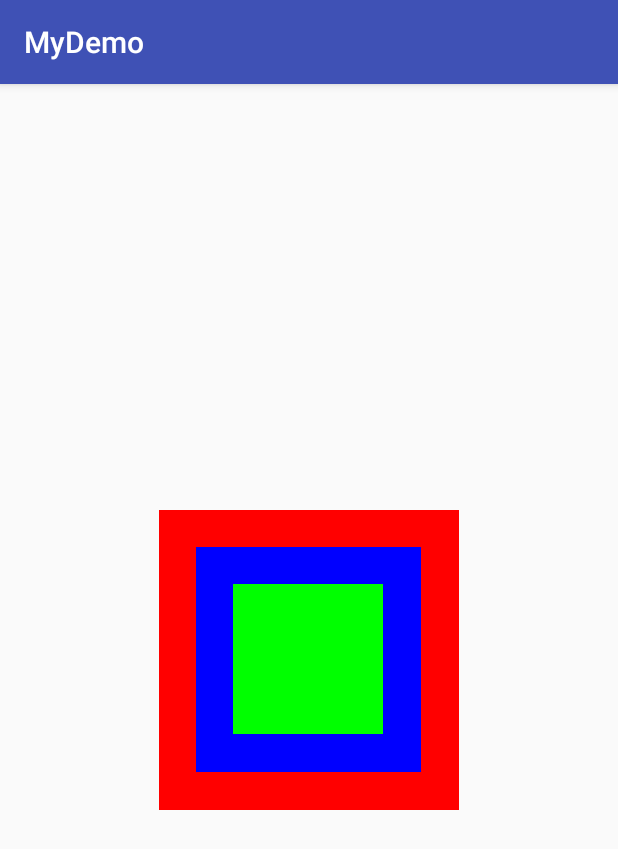
After one commit to jackLiJD/project, an Android app: the HandTouchAct screen opened directly, with no data from a screen before it, on a phone screen of 412 x 824 dp. The commit adds this screen. Shown: the top 849 px of the screen. Run offline under Robolectric (Android 15) with nearby library versions, the light colour scheme and no system bars; our stand-ins replace ButterKnife.

```diff
--- /dev/null
+++ b/app/src/main/java/com/example/lijinduo/mydemo/hand/HandTouchAct.java
@@ -0,0 +1,56 @@
+package com.example.lijinduo.mydemo.hand;
+
+import android.os.Bundle;
+import android.support.annotation.Nullable;
+import android.view.View;
+import android.widget.LinearLayout;
+import android.widget.Toast;
+
+import com.example.lijinduo.mydemo.BaseActivity;
+import com.example.lijinduo.mydemo.R;
+import com.example.lijinduo.mydemo.tool.AppTool;
+
+import butterknife.BindView;
+import butterknife.ButterKnife;
+import butterknife.OnClick;
+
+/**
+ * 版权：XXX公司 版权所有
+ * 作者：lijinduo
+ * 版本：2.0
+ * 创建日期：2017/8/30
+ * 描述：(重构)
+ * 修订历史：
+ * 参考链接：
+ */
+public class HandTouchAct extends BaseActivity {
+    @BindView(R.id.in_lin)
+    InLin inLin;
+    @BindView(R.id.middle_lin)
+    MiddleLin middleLin;
+    @BindView(R.id.out_lin)
+    OutLin outLin;
+
+    @Override
+    protected void onCreate(@Nullable Bundle savedInstanceState) {
+        super.onCreate(savedInstanceState);
+        setContentView(R.layout.act_handtouch);
+        ButterKnife.bind(this);
+    }
+
+
+    @OnClick({R.id.in_lin, R.id.middle_lin, R.id.out_lin})
+    public void onViewClicked(View view) {
+        switch (view.getId()) {
+            case R.id.in_lin:
+                AppTool.log("in");
+                break;
+            case R.id.middle_lin:
+                AppTool.log("middle");
+                break;
+            case R.id.out_lin:
+                AppTool.log("out");
+                break;
+        }
+    }
+}
--- /dev/null
+++ b/app/src/main/java/com/example/lijinduo/mydemo/hand/InLin.java
@@ -0,0 +1,39 @@
+package com.example.lijinduo.mydemo.hand;
+
+import android.content.Context;
+import android.support.annotation.Nullable;
+import android.util.AttributeSet;
+import android.util.Log;
+import android.view.MotionEvent;
+import android.widget.LinearLayout;
+
+/**
+ * 版权：XXX公司 版权所有
+ * 作者：lijinduo
+ * 版本：2.0
+ * 创建日期：2017/8/30
+ * 描述：(重构)
+ * 修订历史：
+ * 参考链接：
+ */
+public class InLin extends LinearLayout {
+    public InLin(Context context) {
+        super(context);
+    }
+
+    public InLin(Context context, @Nullable AttributeSet attrs) {
+        super(context, attrs);
+    }
+
+    //是否消费事件 如果为false 把事件返回给父布局
+//    @Override
+//    public boolean onTouchEvent(MotionEvent event) {
+//        Log.d("onTouchEvent", "onTouchEvent: here");
+//        //执行父类的方法 如点击事件onclick效果
+//        return super.onTouchEvent(event);
+//        //消费监听／
+////        return true;
+//        //事件不消费返回给父布局
+////        return false;
+//    }
+}
--- /dev/null
+++ b/app/src/main/java/com/example/lijinduo/mydemo/hand/MiddleLin.java
@@ -0,0 +1,58 @@
+package com.example.lijinduo.mydemo.hand;
+
+import android.content.Context;
+import android.support.annotation.Nullable;
+import android.util.AttributeSet;
+import android.util.Log;
+import android.view.MotionEvent;
+import android.widget.LinearLayout;
+
+/**
+ * 版权：XXX公司 版权所有
+ * 作者：lijinduo
+ * 版本：2.0
+ * 创建日期：2017/8/30
+ * 描述：(重构)
+ * 修订历史：
+ * 参考链接：
+ */
+public class MiddleLin extends LinearLayout {
+    public MiddleLin(Context context) {
+        super(context);
+    }
+
+    public MiddleLin(Context context, @Nullable AttributeSet attrs) {
+        super(context, attrs);
+    }
+
+    //是否消费事件 如果为false 把事件返回给父布局
+//    @Override
+//    public boolean onTouchEvent(MotionEvent event) {
+//        super.onTouchEvent(event);
+//        Log.d("onTouchEvent", "onTouchEvent: here11111");
+//        //执行父类的方法 如点击事件onclick效果
+////        return super.onTouchEvent(event);
+//        //消费监听
+////        return true;
+//        //事件不消费返回给父布局
+//        return true;
+//    }
+////
+////
+    //    @Override
+//    public boolean onInterceptTouchEvent(MotionEvent ev) {
+//        super.onInterceptTouchEvent(ev);
+////        return super.onInterceptTouchEvent(ev);
+////        true表示拦截  fale 表示向下传递
+//        return false;
+//    }
+
+//    @Override
+//    public boolean dispatchTouchEvent(MotionEvent ev) {
+//        super.dispatchTouchEvent(ev);
+////        return super.dispatchTouchEvent(ev);
+//        //true 是向内部执行
+//        //false 是向父容器传递事件
+//        return false;
+//    }
+}
--- /dev/null
+++ b/app/src/main/java/com/example/lijinduo/mydemo/hand/OutLin.java
@@ -0,0 +1,50 @@
+package com.example.lijinduo.mydemo.hand;
+
+import android.content.Context;
+import android.support.annotation.Nullable;
+import android.util.AttributeSet;
+import android.view.MotionEvent;
+import android.widget.LinearLayout;
+
+/**
+ * 版权：XXX公司 版权所有
+ * 作者：lijinduo
+ * 版本：2.0
+ * 创建日期：2017/8/30
+ * 描述：(重构)
+ * 修订历史：
+ * 参考链接：
+ */
+public class OutLin extends LinearLayout {
+    public OutLin(Context context) {
+        super(context);
+    }
+
+    public OutLin(Context context, @Nullable AttributeSet attrs) {
+        super(context, attrs);
+    }
+
+//    @Override
+//    public boolean onTouchEvent(MotionEvent event) {
+////        return super.onTouchEvent(event);
+//        return false;
+//    }
+
+
+    //    @Override
+//    public boolean onInterceptTouchEvent(MotionEvent ev) {
+////        return super.onInterceptTouchEvent(ev);
+//        return false;
+//    }
+
+
+
+
+
+
+
+
+
+
+
+}
--- /dev/null
+++ b/app/src/main/res/layout/act_handtouch.xml
@@ -0,0 +1,33 @@
+<?xml version="1.0" encoding="utf-8"?>
+<LinearLayout xmlns:android="http://schemas.android.com/apk/res/android"
+    android:orientation="vertical" android:layout_width="match_parent"
+    android:gravity="center"
+    android:layout_height="match_parent">
+
+
+
+    <com.example.lijinduo.mydemo.hand.OutLin
+        android:gravity="center"
+        android:background="#ff0000"
+        android:id="@+id/out_lin"
+        android:layout_width="200dp"
+        android:layout_height="200dp">
+        <com.example.lijinduo.mydemo.hand.MiddleLin
+            android:gravity="center"
+            android:id="@+id/middle_lin"
+            android:background="#0000ff"
+            android:layout_gravity="center"
+            android:layout_width="150dp"
+            android:layout_height="150dp">
+        <com.example.lijinduo.mydemo.hand.InLin
+            android:orientation="horizontal"
+            android:background="#00ff00"
+            android:id="@+id/in_lin"
+            android:layout_width="100dp"
+            android:layout_height="100dp">
+        </com.example.lijinduo.mydemo.hand.InLin>
+        </com.example.lijinduo.mydemo.hand.MiddleLin>
+    </com.example.lijinduo.mydemo.hand.OutLin>
+
+
+</LinearLayout>
--- a/app/src/main/res/values/arrays.xml
+++ b/app/src/main/res/values/arrays.xml
@@ -9,5 +9,7 @@
         <item>@string/Mvp</item>
         <item>@string/Push</item>
         <item>@string/permissions</item>
+        <item>@string/手势分发</item>
+        <item>@string/isBeing</item>
     </array>
 </resources>
--- a/app/src/main/res/values/strings.xml
+++ b/app/src/main/res/values/strings.xml
@@ -19,4 +19,8 @@
     <string name="Push">Push</string>
     <string name="permissions">permissions</string>
     <string name="call">Call</string>
+    <string name="手势分发">手势分发</string>
+    <string name="isBeing">isBeing</string>
+
+
 </resources>
```
Also changed, not shown: app/src/main/AndroidManifest.xml (+20 -1 lines), app/src/main/java/com/example/lijinduo/mydemo/being/BeingA.java (added, +51 -0 lines), app/src/main/java/com/example/lijinduo/mydemo/being/BeingB.java (added, +40 -0 lines), app/src/main/java/com/example/lijinduo/mydemo/being/BeingC.java (added, +39 -0 lines), app/src/main/java/com/example/lijinduo/mydemo/main/MainActivity.java (+11 -10 lines), app/src/main/java/com/example/lijinduo/mydemo/tool/AppManager.java (+10 -0 lines), app/src/main/res/layout/act_beinga.xml (added, +18 -0 lines), app/src/main/res/layout/act_beingb.xml (added, +11 -0 lines), app/src/main/res/layout/act_beingc.xml (added, +14 -0 lines).
